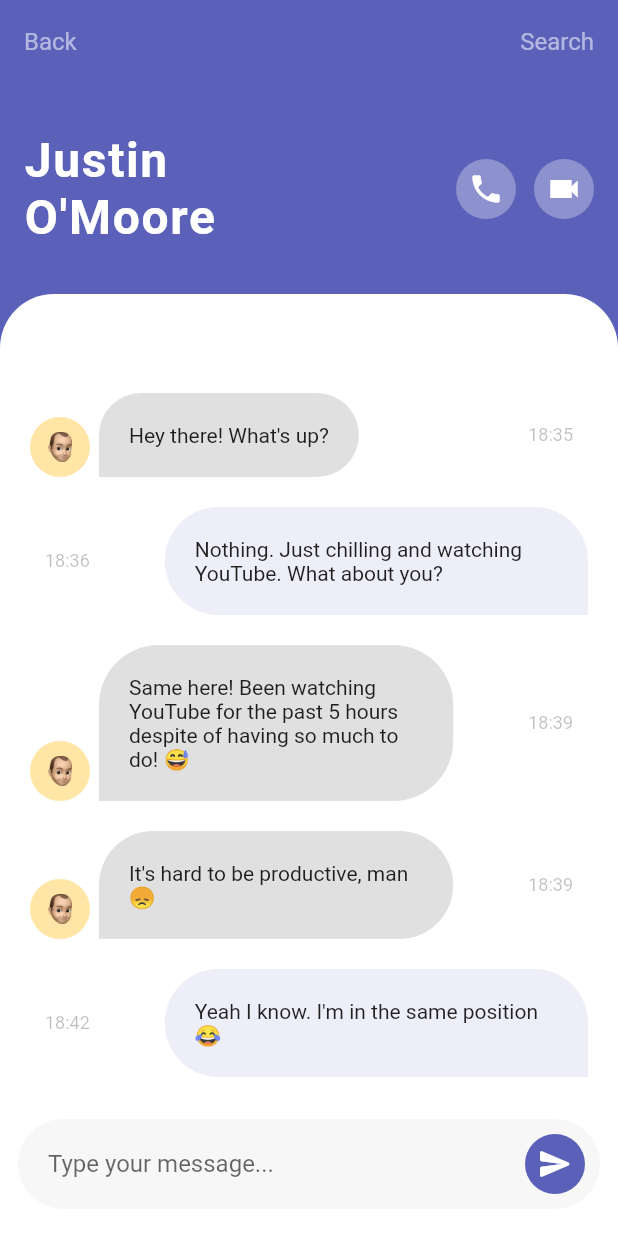
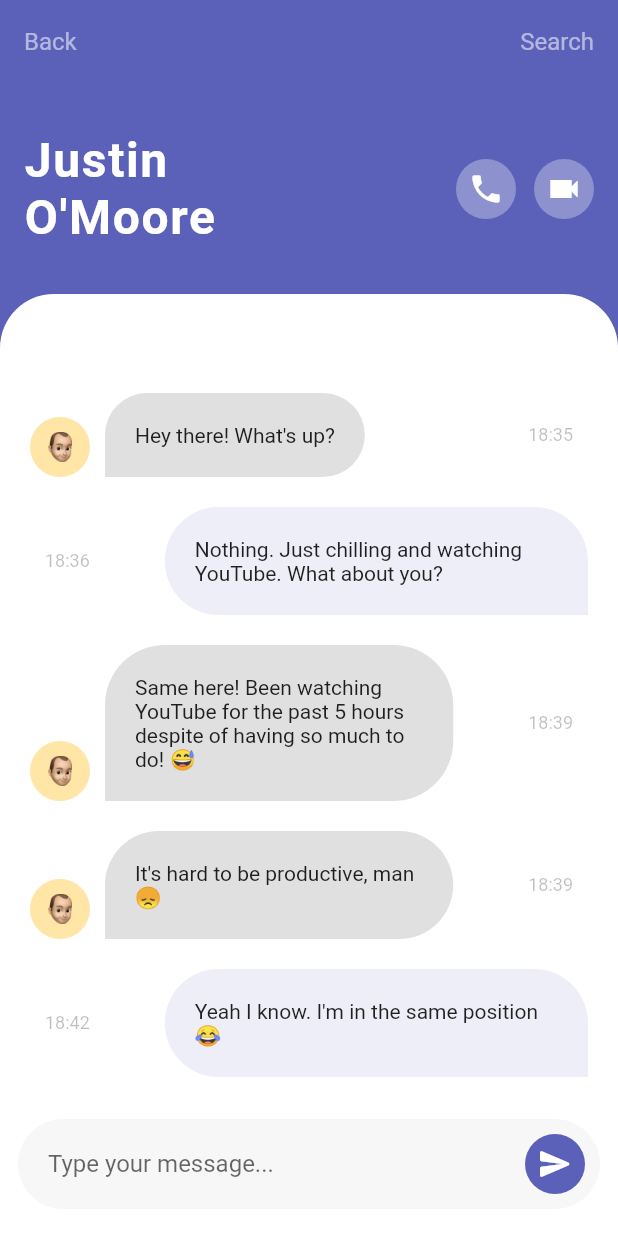
Before and after one commit to jsuarezruiz/flutter-chat-app-challenge, a Flutter app: the screen it shows after launch, after a tap on an icon or button, on a phone screen of 412 x 824 dp. Shown: the top 1233 px of the screen. Run offline on Flutter 3.47's test engine with Material 2 defaults, Android fonts, the phone set to English and light mode, and no system bars; Roboto replaces fonts that are missing (Metropolis Black, Metropolis Light, Metropolis Regular).

Commit message:
Updated sample

```diff
--- a/src/lib/widgets/chat_message.dart
+++ b/src/lib/widgets/chat_message.dart
@@ -51,10 +51,10 @@ class ChatMessage extends StatelessWidget {
                     right: 50,
                     top: 10,
                     bottom: 10,
-                    left: 6,
+                    left: 10,
                   ),
                   decoration: const BoxDecoration(
-                    color: Colors.black12,
+                    color: Color(0xFFE0E0E0),
                     borderRadius: BorderRadius.only(
                       topRight: Radius.circular(40.0),
                       topLeft: Radius.circular(40.0),
```
